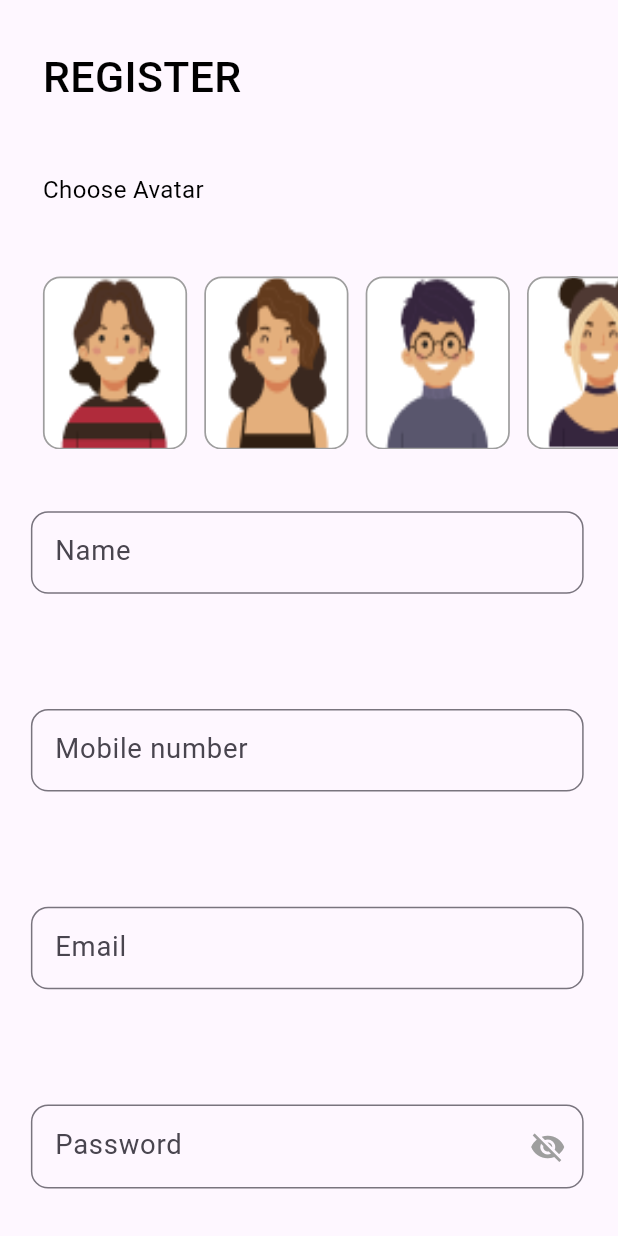
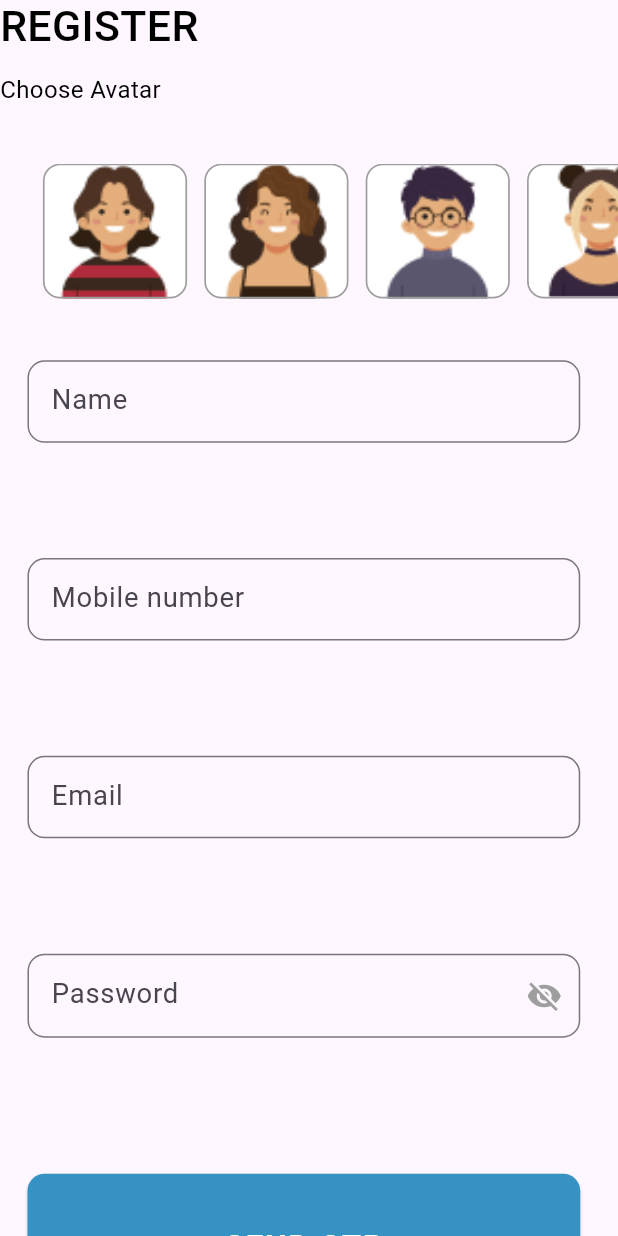
Before and after one commit to eldhopaulose/turf_tender-i, a Flutter app: the UserRegisterScreen screen opened by its route, on a phone screen of 412 x 824 dp. Run offline on Flutter 3.47's test engine with Material 3 defaults, Android fonts, the phone set to English and light mode, and no system bars; our stand-ins replace auto_route, carousel_slider, dio, flutter_bloc, flutter_otp_text_field, flutter_screenutil and 4 more; missing offline and left inert: horizontal_calendar; Roboto replaces fonts that are missing (Fira Sans Condensed, Fira Sans Extra Condensed).

Commit message:
register completed

```diff
--- a/lib/data/repository/user_repo/auth_repo.dart
+++ b/lib/data/repository/user_repo/auth_repo.dart
@@ -43,7 +43,7 @@ class AuthRepo {
   Future<OtpUserRes?> signupOtpRepo(UserSignUp userSignUp) async {
     try {
       final respoonse = await dioClient.mainReqRes(
-        endPoints: EndPoints.userOtp,
+        endPoints: EndPoints.userSIgnupOtp,
         data: userSignUp.toJson(),
       );
       print(respoonse);
@@ -57,7 +57,7 @@ class AuthRepo {
       } else {
         final signupRespose = OtpUserRes.fromJson(respoonse.data);
         if (respoonse.statusCode == 400) {
-          if (signupRespose.userOtp != null) {
+          if (signupRespose.error != null) {
             return signupRespose;
           } else {
             return OtpUserRes(error: "Some thing is problem?");
--- a/lib/presentation/user_register_page/bloc/user_register_state.dart
+++ b/lib/presentation/user_register_page/bloc/user_register_state.dart
@@ -8,8 +8,8 @@ class UserRegisterState with _$UserRegisterState {
       {required UserSignUpRes response}) = _UserRegisterSuccess;
   const factory UserRegisterState.userRegisterFail({required String error}) =
       _UserRegisterFail;
-  const factory UserRegisterState.userRegisterOtpSuccess() =
-      _UserRegisterOtpSuccess;
+  const factory UserRegisterState.userRegisterOtpSuccess(
+      {required OtpUserRes response}) = _UserRegisterOtpSuccess;
   const factory UserRegisterState.userRegisterOtpFail({required String error}) =
       _UserRegisterOtpFail;
   const factory UserRegisterState.shouldShowOtp({required bool otp}) =
--- a/lib/presentation/user_register_page/user_register.dart
+++ b/lib/presentation/user_register_page/user_register.dart
@@ -40,24 +40,18 @@ class _UserRegisterScreenState extends State<UserRegisterScreen> {
 
   @override
   Widget build(BuildContext context) {
-    print("otpppppppp");
     bool shouldShowOtp = false;
+    bool isOtpNotVerified = true;
+    String? otpVlaue;
     print(shouldShowOtp);
     return Scaffold(
       body: SingleChildScrollView(
         child: BlocListener<UserRegisterBloc, UserRegisterState>(
           listener: _registerListener,
           child: Column(
+            crossAxisAlignment: CrossAxisAlignment.start,
             children: [
-              Row(
-                mainAxisAlignment: MainAxisAlignment.start,
-                children: [
-                  Padding(
-                    padding: const EdgeInsets.only(left: 25, top: 30).r,
-                    child: Container(
-                      height: 40.h,
-                      width: 150.w,
-                      child: Text(
+              Text(
                 'REGISTER',
                 style: TextStyle(
                   color: const Color.fromRGBO(0, 0, 0, 1),
@@ -66,20 +60,8 @@ class _UserRegisterScreenState extends State<UserRegisterScreen> {
                   fontWeight: FontWeight.w500,
                 ),
               ),
-                    ),
-                  )
-                ],
-              ),
               SizedBox(height: 10.h),
-              Row(
-                mainAxisAlignment: MainAxisAlignment.start,
-                children: [
-                  Padding(
-                    padding: const EdgeInsets.only(left: 25).r,
-                    child: Container(
-                        height: 17.h,
-                        width: 150.w,
-                        child: Text(
+              Text(
                 'Choose Avatar',
                 style: TextStyle(
                   color: Colors.black,
@@ -87,12 +69,11 @@ class _UserRegisterScreenState extends State<UserRegisterScreen> {
                   fontFamily: 'Fira Sans Condensed',
                   fontWeight: FontWeight.w400,
                 ),
-                        )),
-                  ),
-                ],
               ),
               SizedBox(height: 24.h),
-              SingleChildScrollView(
+              SizedBox(
+                height: 90,
+                child: SingleChildScrollView(
                   scrollDirection: Axis.horizontal,
                   child: Row(
                     children: [
@@ -118,6 +99,7 @@ class _UserRegisterScreenState extends State<UserRegisterScreen> {
                         imagePath: 'images/avathar1.png',
                       ),
                     ],
+                  ),
                 ),
               ),
               SizedBox(height: 25.h),
@@ -246,19 +228,61 @@ class _UserRegisterScreenState extends State<UserRegisterScreen> {
                     children: [
                       Visibility(
                         visible: shouldShowOtp,
-                        child: Otp(),
+                        child: Column(
+                          children: [
+                            const Text(
+                              'OTP VERIFICATION',
+                              style: TextStyle(
+                                color: Color(0xFF020202),
+                                fontSize: 25,
+                                fontFamily: 'Fira Sans Extra Condensed',
+                                fontWeight: FontWeight.w500,
+                                height: 0,
+                              ),
+                            ),
+                            OtpScreen(
+                              name: _nameController.text,
+                              mobileNumber: _mobileNumberController.text,
+                              userName: _emailController.text,
+                              password: _passwordController.text,
+                              avatar: "eff",
+                              onOtpEntered: (String otp) {
+                                isOtpNotVerified = true;
+                                otpVlaue = otp;
+
+                                print("otpppppppppppp");
+                                print(otpVlaue);
+                              },
+                            ),
+                          ],
+                        ),
                       ),
                       SizedBox(height: 20.h),
                     ],
                   );
                 },
               ),
-              SizedBox(
+              BlocBuilder<UserRegisterBloc, UserRegisterState>(
+                builder: (context, state) {
+                  bool shouldShowOtp = showOtp(context, state);
+                  print(shouldShowOtp);
+                  return Visibility(
+                    visible: !shouldShowOtp,
+                    child: SizedBox(
                       height: 59.h,
                       width: 356.w,
                       child: Padding(
                         padding: const EdgeInsets.only(left: 16, right: 18).r,
                         child: ElevatedButton(
+                          child: Text(
+                            'SEND OTP',
+                            style: TextStyle(
+                              color: Colors.white,
+                              fontSize: 18.sp,
+                              fontFamily: 'Fira Sans Condensed',
+                              fontWeight: FontWeight.w600,
+                            ),
+                          ),
                           style: ElevatedButton.styleFrom(
                               shape: RoundedRectangleBorder(
                                   borderRadius: BorderRadius.circular(10).w),
@@ -274,9 +298,48 @@ class _UserRegisterScreenState extends State<UserRegisterScreen> {
                                     avatar: " skd ks d",
                                   ),
                                 );
+                            // setState(() {
+                            //   shouldShowOtp = true;
+                            // });
+                          },
+                        ),
+                      ),
+                    ),
+                  );
+                },
+              ),
+              BlocBuilder<UserRegisterBloc, UserRegisterState>(
+                builder: (context, state) {
+                  bool shouldShowOtp = showOtp(context, state);
+                  print(shouldShowOtp);
+                  return Visibility(
+                    visible: shouldShowOtp,
+                    child: ElevatedButton(
+                        style: ElevatedButton.styleFrom(
+                            shape: RoundedRectangleBorder(
+                                borderRadius: BorderRadius.circular(10).w),
+                            backgroundColor: const Color(0xFF3792C4),
+                            foregroundColor: Colors.white),
+                        onPressed: () {
+                          if (otpVlaue != null) {
+                            context.read<UserRegisterBloc>().add(
+                                  _OnRegisterOtpCliked(
+                                    name: _nameController.text,
+                                    mobileNumber: _mobileNumberController.text,
+                                    userName: _emailController.text,
+                                    password: _passwordController.text,
+                                    avatar: " skd ks d",
+                                    otp: otpVlaue ?? "",
+                                  ),
+                                );
+                            print("otpvalue");
+                            print(otpVlaue);
+                          } else {
+                            print("OTP not entered");
+                          }
                         },
                         child: Text(
-                        'SEND OTP',
+                          'Register',
                           style: TextStyle(
                             color: Colors.white,
                             fontSize: 18.sp,
@@ -284,7 +347,8 @@ class _UserRegisterScreenState extends State<UserRegisterScreen> {
                             fontWeight: FontWeight.w600,
                           ),
                         )),
-                ),
+                  );
+                },
               ),
               SizedBox(height: 20.h),
             ],
@@ -302,23 +366,42 @@ class _UserRegisterScreenState extends State<UserRegisterScreen> {
   }
 
   _registerListener(BuildContext ctx, UserRegisterState state) {
+    print("Current state: $state");
+
     if (state is _Loading) {
-      progressDialog.show(msg: "SIgnup");
-    } else {
+      print("Loading state triggered");
+      progressDialog.show(msg: "Signup");
+    } else if (state is _UserRegisterSuccess) {
+      print("UserRegisterSuccess state triggered");
       progressDialog.close();
-      if (state is _UserRegisterSuccess) {
       ScaffoldMessenger.of(ctx).showSnackBar(
         SnackBar(
           content: Text(
-              state.response.user?.toString() ??
-                  state.response.error.toString(),
+            state.response.user?.toString() ?? state.response.error.toString(),
           ),
         ),
       );
+    } else if (state is _UserRegisterOtpSuccess) {
+      print("UserRegisterOtpSuccess state triggered");
+      progressDialog.close();
+      ScaffoldMessenger.of(ctx).showSnackBar(
+        SnackBar(
+          content: Text(state.response.userOtp?.toString() ??
+              state.response.error.toString()),
+        ),
+      );
     } else if (state is _UserRegisterFail) {
-        ScaffoldMessenger.of(context)
-            .showSnackBar(SnackBar(content: Text(state.error)));
-      }
+      print("UserRegisterFail state triggered");
+      progressDialog.close();
+      ScaffoldMessenger.of(ctx).showSnackBar(
+        SnackBar(content: Text(state.error)),
+      );
+    } else if (state is _UserRegisterOtpFail) {
+      print("UserRegisterFail state triggered");
+      progressDialog.close();
+      ScaffoldMessenger.of(ctx).showSnackBar(
+        SnackBar(content: Text(state.error)),
+      );
     }
   }
 
```
Also changed, not shown: lib/data/datasource/endpoints.dart (+4 -4 lines), lib/presentation/user_register_page/bloc/user_register_bloc.dart (+7 -5 lines), lib/presentation/user_register_page/widgets/otp.dart (+41 -14 lines), lib/presentation/user_register_page/bloc/user_register_bloc.freezed.dart. Lines whose indentation alone changed are shown as unchanged.
